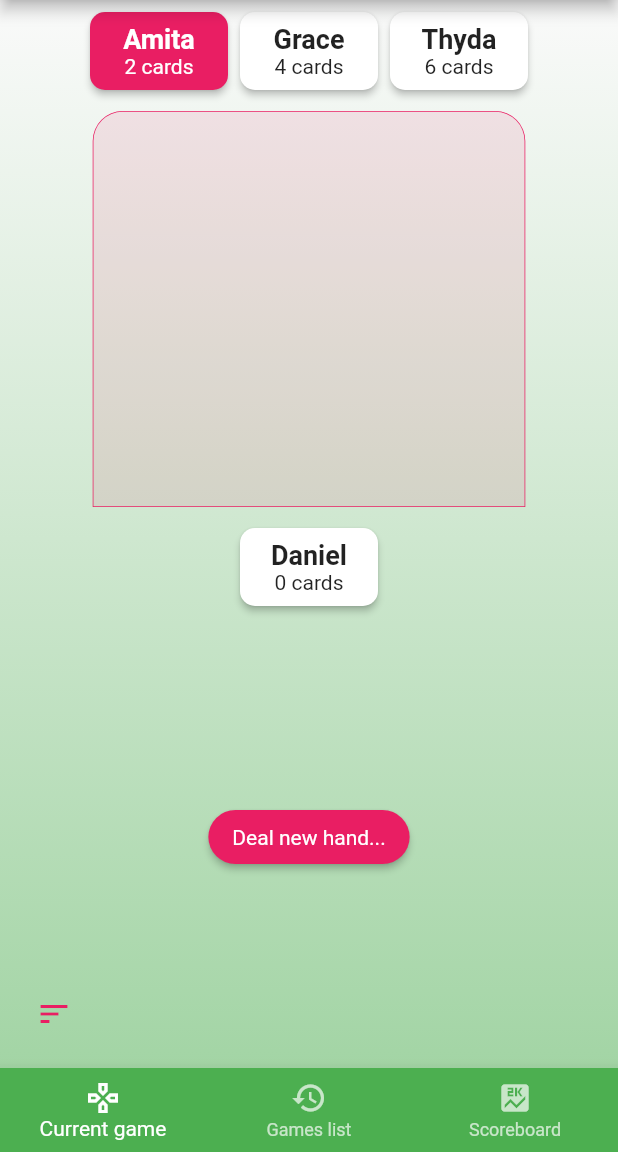
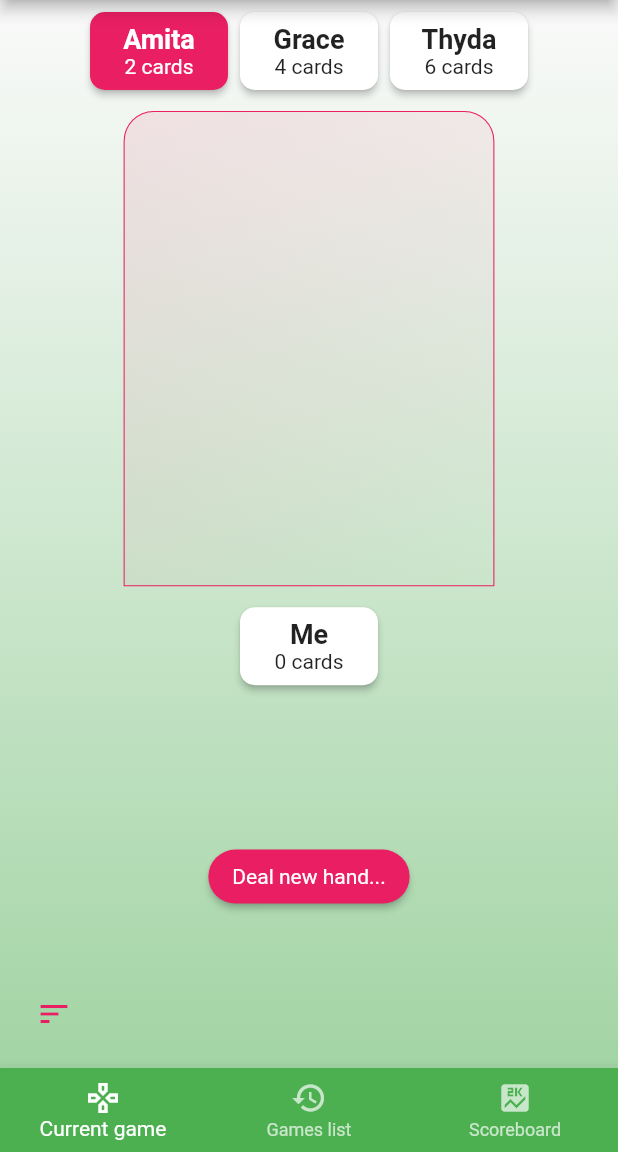
Before and after one commit to danielkerwin/thirteen_app, a Flutter app: the screen it shows once a user with an empty profile is signed in, on a phone screen of 412 x 824 dp, the part 84-1236 px from its top. Run offline on Flutter 3.47's test engine with Material 2 defaults, Android fonts, the phone set to English and light mode, and no system bars; our stand-ins replace cloud_firestore, firebase_auth, firebase_core, font_awesome_flutter; accounts and stored records are empty.

Commit message:
chore: updates

```diff
--- a/lib/screens/game.screen.dart
+++ b/lib/screens/game.screen.dart
@@ -1,34 +1,27 @@
-import 'dart:math';
 import 'package:firebase_auth/firebase_auth.dart';
 import 'package:flutter/material.dart';
 import 'package:provider/provider.dart';
 
-import '../models/game_card.model.dart';
 import '../providers/game.provider.dart';
 import '../providers/ui.provider.dart';
-import '../widgets/bottom_nav.dart';
+import '../widgets/main_bottom_nav.dart';
 import '../widgets/game_hand.dart';
 import '../widgets/game_table.dart';
 import '../widgets/game_opponents.dart';
 import '../widgets/game_user.dart';
-import '../widgets/side_drawer.dart';
+import '../widgets/main_drawer.dart';
 
 class GameScreen extends StatelessWidget {
   const GameScreen({
     Key? key,
   }) : super(key: key);
 
-  void _shuffleCards(BuildContext context) {
-    print('shuffling cards');
-    Provider.of<Game>(context, listen: false).generateNewCards();
-  }
-
   @override
   Widget build(BuildContext context) {
     print('building game_screen');
     final mediaQuery = MediaQuery.of(context);
     final theme = Theme.of(context);
-    final ui = Provider.of<UI>(context, listen: false);
+    final handHeight = mediaQuery.size.height * 0.30;
     return Scaffold(
       appBar: AppBar(
         title: const Text(
@@ -37,12 +30,15 @@ class GameScreen extends StatelessWidget {
         ),
         actions: [
           IconButton(
-            onPressed: () => _shuffleCards(context),
+            onPressed:
+                Provider.of<Game>(context, listen: false).generateNewCards,
             icon: const Icon(Icons.shuffle),
           ),
-          IconButton(
+          Consumer<UI>(
+            builder: (_, ui, __) => IconButton(
               icon: Icon(ui.isDarkMode ? Icons.light_mode : Icons.dark_mode),
               onPressed: ui.toggleDarkMode,
+            ),
           ),
           IconButton(
             icon: const Icon(Icons.logout_rounded),
@@ -78,15 +74,21 @@ class GameScreen extends StatelessWidget {
             const SizedBox(
               height: 10,
             ),
+            Row(
+              mainAxisAlignment: mediaQuery.orientation == Orientation.portrait
+                  ? MainAxisAlignment.center
+                  : MainAxisAlignment.start,
+              children: [
                 Consumer<Game>(
                   builder: (_, game, __) => GameUser(
-                username: 'Daniel',
+                    username: 'Me',
                     cards: game.cardsInHand.length,
                   ),
                 ),
+              ],
+            ),
             SizedBox(
-              height:
-                  mediaQuery.orientation == Orientation.landscape ? 150 : 300,
+              height: handHeight,
               child: const GameHand(),
             ),
           ],
@@ -100,9 +102,9 @@ class GameScreen extends StatelessWidget {
       floatingActionButtonLocation: FloatingActionButtonLocation.miniStartFloat,
       drawer: mediaQuery.orientation == Orientation.portrait
           ? null
-          : const SideDrawer(),
+          : const MainDrawer(),
       bottomNavigationBar: mediaQuery.orientation == Orientation.portrait
-          ? const BottomNav()
+          ? const MainBottomNav()
           : null,
     );
   }
--- a/lib/widgets/game_card_item.dart
+++ b/lib/widgets/game_card_item.dart
@@ -5,27 +5,30 @@ class GameCardItem extends StatelessWidget {
   final String label;
   final Color color;
   final IconData icon;
+  final bool isSelected;
 
   const GameCardItem({
     Key? key,
     required this.label,
     required this.color,
     required this.icon,
+    this.isSelected = false,
   }) : super(key: key);
 
   @override
   Widget build(BuildContext context) {
     return Container(
       padding: const EdgeInsets.all(1.0),
-      // width: 130,
-      // height: 200,
       constraints: const BoxConstraints(maxHeight: 200, maxWidth: 130),
       decoration: BoxDecoration(
         borderRadius: const BorderRadius.all(
           Radius.circular(15.0),
         ),
         color: color,
-        border: Border.all(color: Colors.white, width: 0.5),
+        border: Border.all(
+          color: Colors.white,
+          width: 0.5,
+        ),
         boxShadow: const [
           BoxShadow(blurRadius: 1.0),
         ],
@@ -36,8 +39,6 @@ class GameCardItem extends StatelessWidget {
         child: Column(
           children: [
             Row(
-              // mainAxisAlignment: MainAxisAlignment.start,
-              // crossAxisAlignment: CrossAxisAlignment.start,
               children: [
                 Container(
                   padding: const EdgeInsets.only(left: 3.0),
--- a/lib/widgets/game_hand.dart
+++ b/lib/widgets/game_hand.dart
@@ -32,6 +32,7 @@ class GameHand extends StatelessWidget {
             label: pickedCard.label,
             color: pickedCard.color,
             icon: pickedCard.icon,
+            isSelected: isSelected,
           ),
         ),
       ),
--- a/lib/widgets/game_table.dart
+++ b/lib/widgets/game_table.dart
@@ -1,3 +1,5 @@
+import 'dart:math';
+
 import 'package:flutter/material.dart';
 
 import '../models/game_card.model.dart';
@@ -7,9 +9,10 @@ class GameTable extends StatelessWidget {
   final List<GameCard> cards;
   const GameTable({Key? key, required this.cards}) : super(key: key);
 
-  List<Widget> _buildTable(BoxConstraints constraints) {
+  List<Widget> _buildTable(
+      BoxConstraints constraints, MediaQueryData mediaQuery) {
     double offset = 0.0;
-    var modifier = (constraints.maxWidth - 50) / cards.length;
+    var modifier = (constraints.maxWidth - 100) / max(5, cards.length);
     return cards.map(
       (card) {
         final widget = Positioned(
@@ -17,7 +20,9 @@ class GameTable extends StatelessWidget {
           child: Transform(
             origin: const Offset(65, 100),
             transform: Matrix4.rotationZ(-0.6 + offset / cards.length)
-              ..scale(0.7)
+              ..scale(
+                mediaQuery.orientation == Orientation.portrait ? 0.7 : 0.5,
+              )
               ..translate(1.5),
             child: GameCardItem(
               label: card.label,
@@ -38,13 +43,22 @@ class GameTable extends StatelessWidget {
     final theme = Theme.of(context);
     print('building game_table');
     return Container(
-      width: mediaQuery.size.width * 0.7,
+      width: mediaQuery.size.width * 0.6,
       height: mediaQuery.size.height / 2 * 0.5,
+      constraints: const BoxConstraints(maxWidth: 500),
       decoration: BoxDecoration(
         color: theme.colorScheme.secondary.withOpacity(0.1),
+        gradient: LinearGradient(
+          begin: Alignment.topLeft,
+          end: Alignment.bottomRight,
+          colors: [
+            theme.colorScheme.secondary,
+            theme.colorScheme.secondary.withOpacity(0)
+          ],
+        ),
         border: Border.all(
           color: theme.colorScheme.secondary,
-          width: 0.5,
+          width: 0.7,
         ),
         borderRadius: const BorderRadius.only(
           topLeft: Radius.circular(20),
@@ -55,7 +69,7 @@ class GameTable extends StatelessWidget {
         builder: (ctx, contraints) => Stack(
           alignment: Alignment.center,
           clipBehavior: Clip.none,
-          children: _buildTable(contraints),
+          children: _buildTable(contraints, mediaQuery),
         ),
       ),
     );
--- a/lib/widgets/bottom_nav.dart
+++ b/lib/widgets/main_bottom_nav.dart
@@ -1,7 +1,7 @@
 import 'package:flutter/material.dart';
 
-class BottomNav extends StatelessWidget {
-  const BottomNav({Key? key}) : super(key: key);
+class MainBottomNav extends StatelessWidget {
+  const MainBottomNav({Key? key}) : super(key: key);
 
   @override
   Widget build(BuildContext context) {
--- a/lib/widgets/side_drawer.dart
+++ b/lib/widgets/main_drawer.dart
@@ -1,7 +1,7 @@
 import 'package:flutter/material.dart';
 
-class SideDrawer extends StatelessWidget {
-  const SideDrawer({Key? key}) : super(key: key);
+class MainDrawer extends StatelessWidget {
+  const MainDrawer({Key? key}) : super(key: key);
 
   @override
   Widget build(BuildContext context) {
```
Also changed, not shown: 1 other file. Lines whose indentation alone changed are shown as unchanged.
